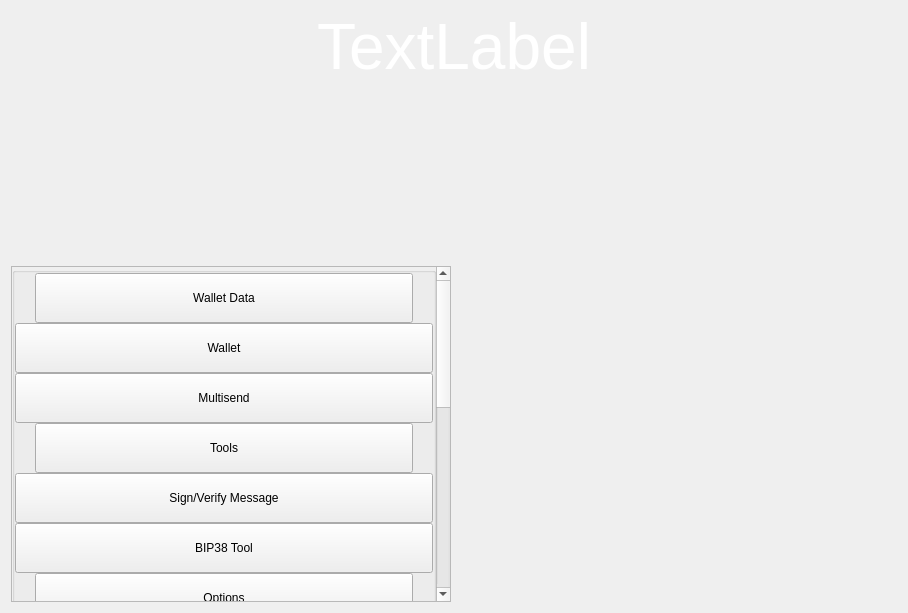
This is src/qt/settings/forms/settingswidget.ui in eons-finance/ALQO as Qt 5 draws it before an edit. The edited form follows.
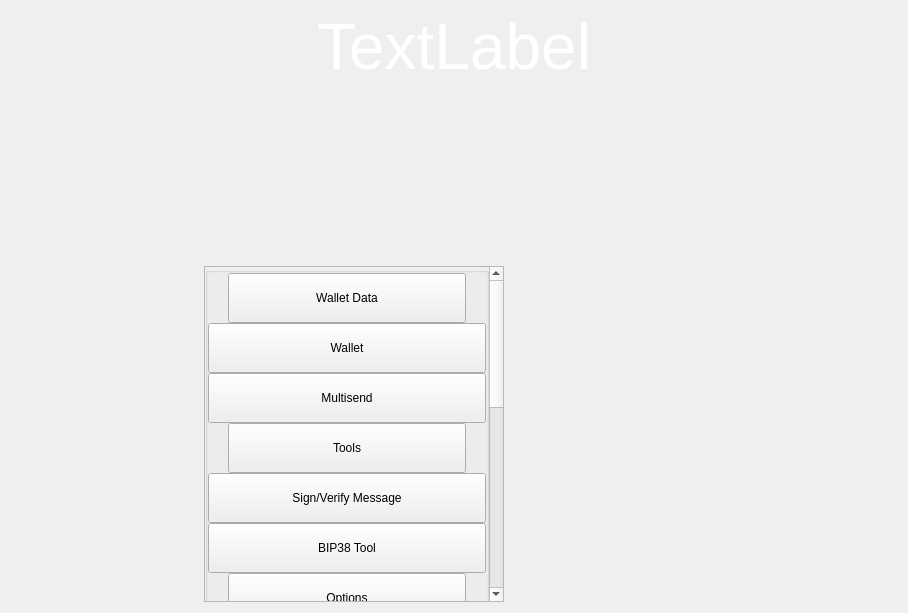
This is the edited form.

```diff
--- a/src/qt/settings/forms/settingswidget.ui
+++ b/src/qt/settings/forms/settingswidget.ui
@@ -71,6 +71,19 @@
      </item>
      <item>
       <layout class="QHBoxLayout" name="horizontalLayout_5">
+       <item>
+        <spacer name="horizontalSpacer_4">
+         <property name="orientation">
+          <enum>Qt::Horizontal</enum>
+         </property>
+         <property name="sizeHint" stdset="0">
+          <size>
+           <width>40</width>
+           <height>20</height>
+          </size>
+         </property>
+        </spacer>
+       </item>
        <item>
         <layout class="QVBoxLayout" name="verticalLayout_9">
          <item>
@@ -81,6 +94,12 @@
              <verstretch>0</verstretch>
             </sizepolicy>
            </property>
+           <property name="minimumSize">
+            <size>
+             <width>300</width>
+             <height>0</height>
+            </size>
+           </property>
            <property name="styleSheet">
             <string notr="true"/>
            </property>
@@ -101,7 +120,7 @@
              <rect>
               <x>0</x>
               <y>0</y>
-              <width>422</width>
+              <width>284</width>
               <height>839</height>
              </rect>
             </property>
@@ -763,6 +782,19 @@
          </item>
         </layout>
        </item>
+       <item>
+        <spacer name="horizontalSpacer">
+         <property name="orientation">
+          <enum>Qt::Horizontal</enum>
+         </property>
+         <property name="sizeHint" stdset="0">
+          <size>
+           <width>40</width>
+           <height>20</height>
+          </size>
+         </property>
+        </spacer>
+       </item>
       </layout>
      </item>
     </layout>
```
